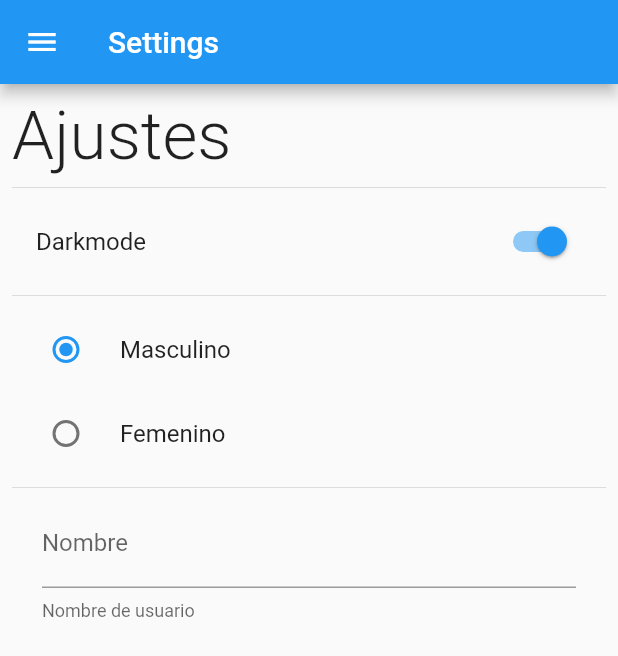
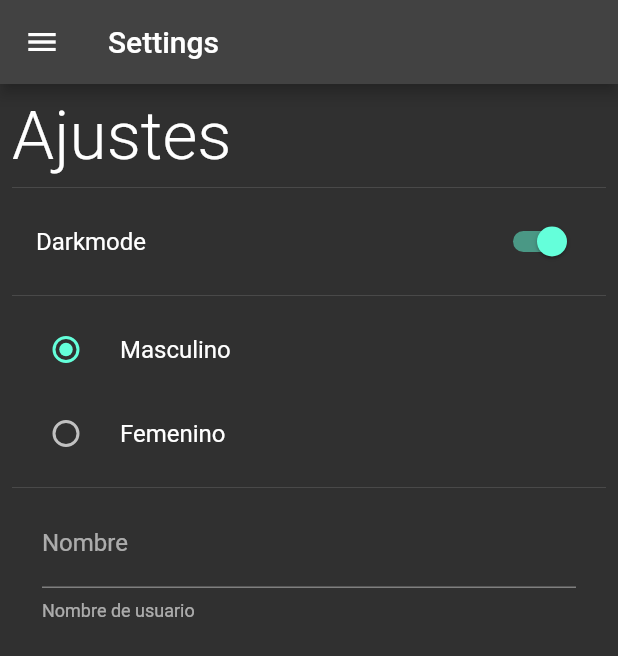
Before and after one commit to Keickd/Preferencias-de-usuario, a Flutter app: the SettingsScreen screen opened by its route, after a tap on "Darkmode", on a phone screen of 412 x 824 dp. Shown: the top 656 px of the screen. Run offline on Flutter 3.47's test engine with Material 2 defaults, Android fonts, the phone set to English and light mode, and no system bars; our stand-ins replace shared_preferences; accounts and stored records are empty.

Commit message:
cambiar tema con provider de forma dinamica

```diff
--- /dev/null
+++ b/lib/providers/theme_provider.dart
@@ -0,0 +1,19 @@
+import 'package:flutter/material.dart';
+
+class ThemeProvider extends ChangeNotifier {
+  late ThemeData currentTheme;
+
+  ThemeProvider(bool isDarkmode) {
+    currentTheme = isDarkmode ? ThemeData.dark() : ThemeData.light();
+  }
+
+  setLightMode() {
+    currentTheme = ThemeData.light();
+    notifyListeners();
+  }
+
+  setDarkMode() {
+    currentTheme = ThemeData.dark();
+    notifyListeners();
+  }
+}
--- a/lib/screens/settings_screen.dart
+++ b/lib/screens/settings_screen.dart
@@ -1,6 +1,8 @@
 import 'package:flutter/material.dart';
+import 'package:preferences_app/providers/theme_provider.dart';
 import 'package:preferences_app/share_preferences/preferences.dart';
 import 'package:preferences_app/widgets/side_menu.dart';
+import 'package:provider/provider.dart';
 
 class SettingsScreen extends StatefulWidget {
   @override
@@ -33,6 +35,11 @@ class _SettingsScreenState extends State<SettingsScreen> {
                   value: Preferences.isDarkmode,
                   onChanged: (value) {
                     Preferences.isDarkmode = value;
+                    final themeProvider =
+                        Provider.of<ThemeProvider>(context, listen: false);
+                    value
+                        ? themeProvider.setDarkMode()
+                        : themeProvider.setLightMode();
                     setState(() {});
                   },
                   title: const Text('Darkmode'),
--- a/lib/widgets/side_menu.dart
+++ b/lib/widgets/side_menu.dart
@@ -15,13 +15,6 @@ class SideMenu extends StatelessWidget {
             title: Text('Home'),
             onTap: () {
               Navigator.pushReplacementNamed(context, 'home');
-            },
-          ),
-          ListTile(
-            leading: Icon(Icons.people_outline),
-            title: Text('People'),
-            onTap: () {
-              Navigator.pushReplacementNamed(context, 'people');
             },
           ),
           ListTile(
--- a/pubspec.yaml
+++ b/pubspec.yaml
@@ -41,6 +41,7 @@ dev_dependencies:
   flutter_test:
     sdk: flutter
   shared_preferences: ^2.0.15
+  provider: ^6.0.3
 
   # The "flutter_lints" package below contains a set of recommended lints to
   # encourage good coding practices. The lint set provided by the package is
```
Also changed, not shown: lib/main.dart (+11 -2 lines), pubspec.lock.
